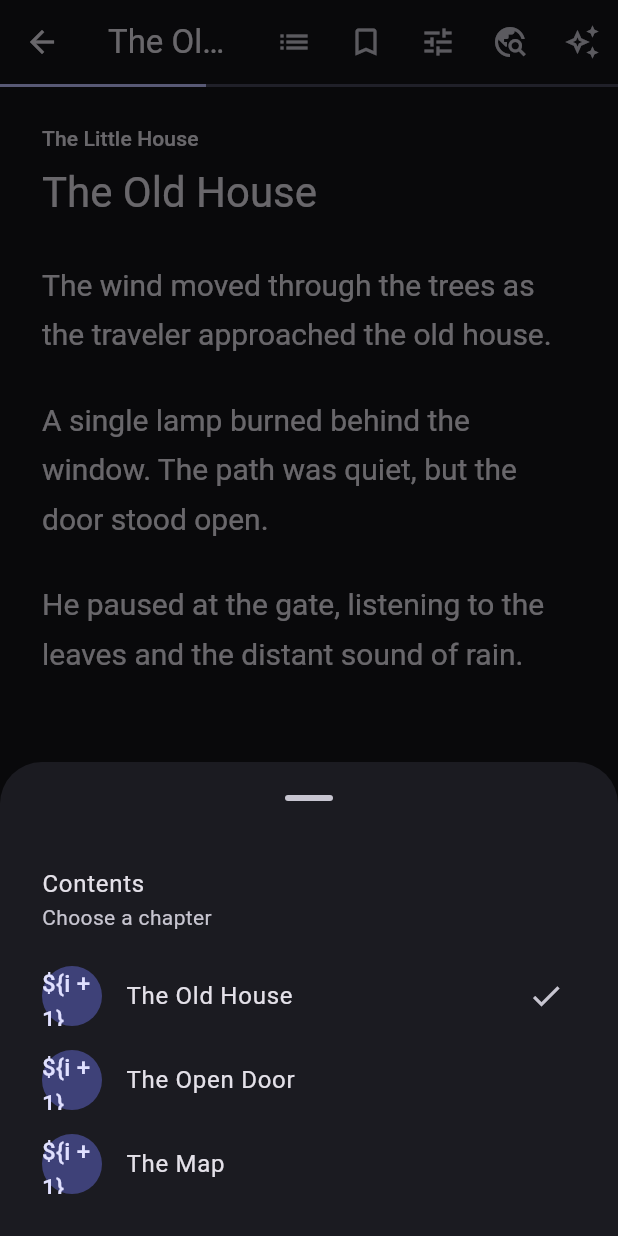
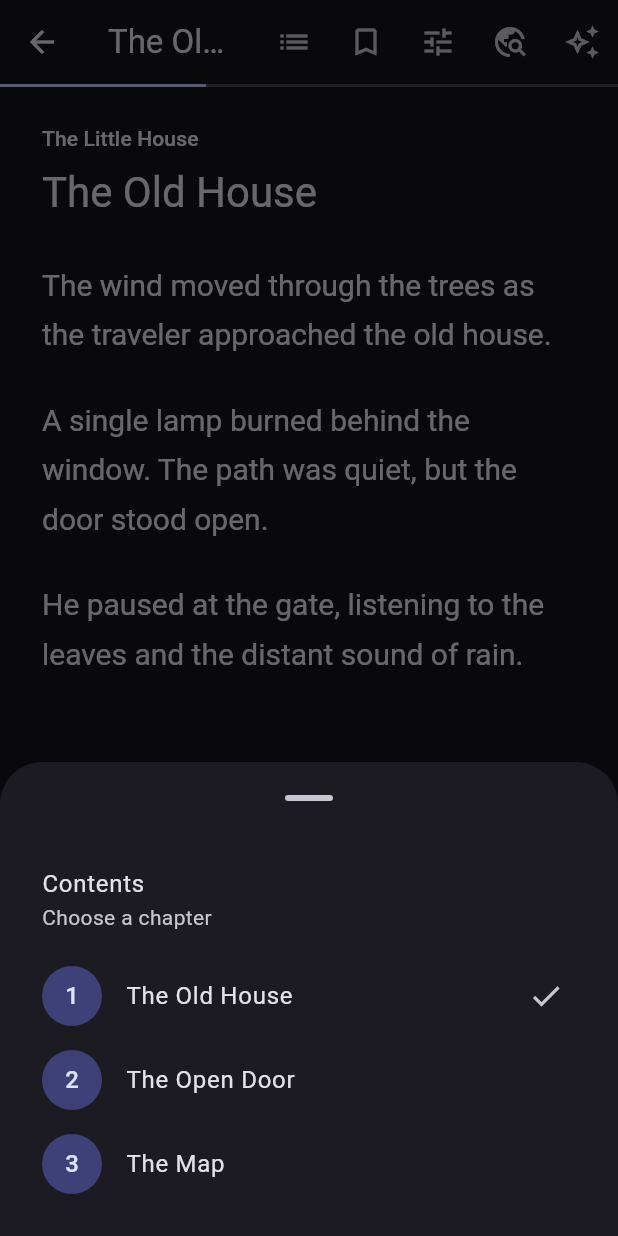
Before and after one commit to shivashisvicky/SuperBook, a Flutter app: the ReaderScreen screen opened directly, after a tap on the "list" icon, on a phone screen of 412 x 824 dp. Run offline on Flutter 3.47's test engine with Material 3 defaults, Android fonts, the phone set to English and light mode, and no system bars; our stand-ins replace camera, just_audio, permission_handler; network calls fail.

Commit message:
fix: render reader chapter values

```diff
--- a/lib/features/reader/reader_screen.dart
+++ b/lib/features/reader/reader_screen.dart
@@ -36,7 +36,7 @@ class _ReaderScreenState extends State<ReaderScreen> {
             ),
             for (var i = 0; i < widget.book.chapters.length; i++)
               ListTile(
-                leading: CircleAvatar(child: Text('\${i + 1}')),
+                leading: CircleAvatar(child: Text('${i + 1}')),
                 title: Text(widget.book.chapters[i].title),
                 trailing: i == chapterIndex ? const Icon(Icons.check) : null,
                 onTap: () {
@@ -182,7 +182,7 @@ class _ReaderScreenState extends State<ReaderScreen> {
                       label: const Text('Previous'),
                     ),
                     Text(
-                      'Chapter \${chapterIndex + 1} of \${widget.book.chapters.length}',
+                      'Chapter ${chapterIndex + 1} of ${widget.book.chapters.length}',
                       style: Theme.of(context).textTheme.labelMedium,
                     ),
                     OutlinedButton.icon(
```
